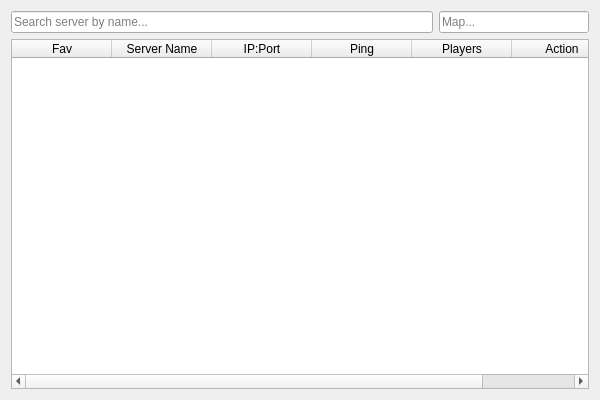
Old version of the form assets/tab_servers.ui in the repository 69-Lukash/DMTLauncher.
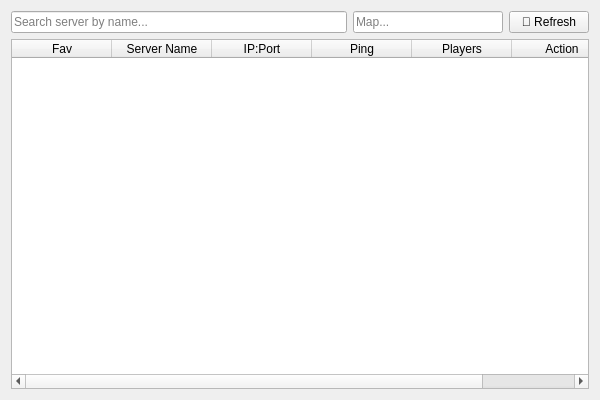
New version of the form.

Commit message: feat: add refresh button

```diff
--- a/assets/tab_servers.ui
+++ b/assets/tab_servers.ui
@@ -33,6 +33,16 @@
        </property>
       </widget>
      </item>
+     <item>
+      <widget class="QPushButton" name="btn_refresh">
+       <property name="cursor">
+        <cursorShape>PointingHandCursor</cursorShape>
+       </property>
+       <property name="text">
+        <string>🔄 Refresh</string>
+       </property>
+      </widget>
+     </item>
     </layout>
    </item>
    <item>
```
The commit also changes 1 other file.
